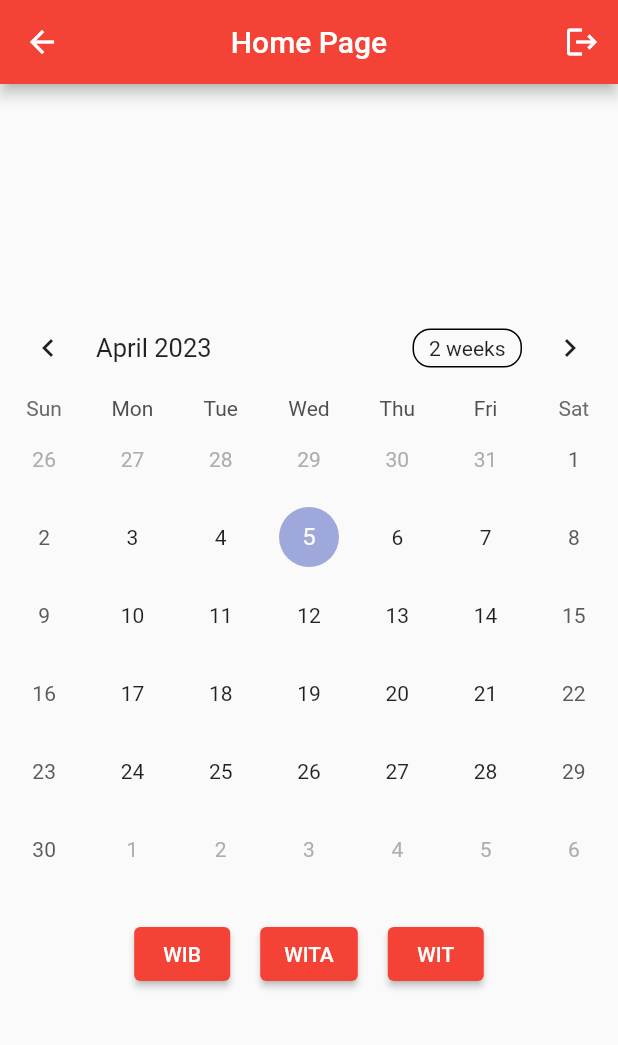
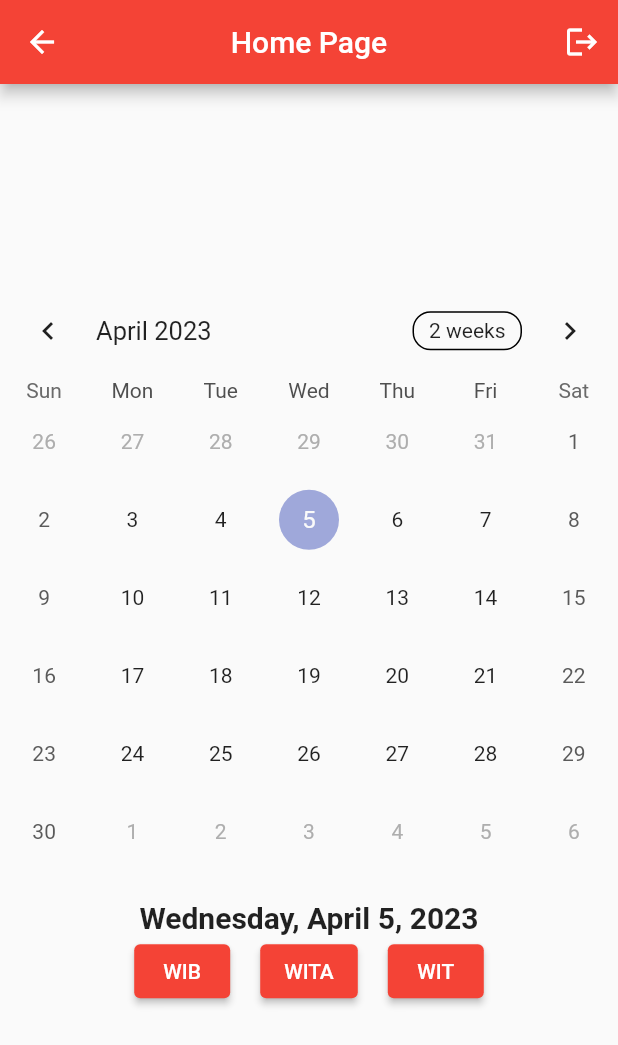
Before and after one commit to AbdiDR/UTS_TPM, a Flutter app: the MenuKalender screen opened directly, on a phone screen of 412 x 824 dp. Shown: the top 1045 px of the screen. Run offline on Flutter 3.47's test engine with Material 2 defaults, Android fonts, the phone set to English and light mode, and no system bars; drawn by our look-alikes of table_calendar.

Commit message:
Initial Commit

```diff
--- a/lib/kalender.dart
+++ b/lib/kalender.dart
@@ -62,6 +62,13 @@ class _MenuKalenderState extends State<MenuKalender> {
           children: [
             TableCalendar(focusedDay: DateTime.now(), firstDay: DateTime(2010), lastDay: DateTime(2050)),
             const SizedBox(height: 20),
+            Text(
+              DateFormat('EEEE, MMMM d, yyyy').format(_selectedDate),
+              style: const TextStyle(
+                fontSize: 20,
+                fontWeight: FontWeight.bold,
+              ),
+            ),
             Row(
               mainAxisAlignment: MainAxisAlignment.center,
               children: [
```
